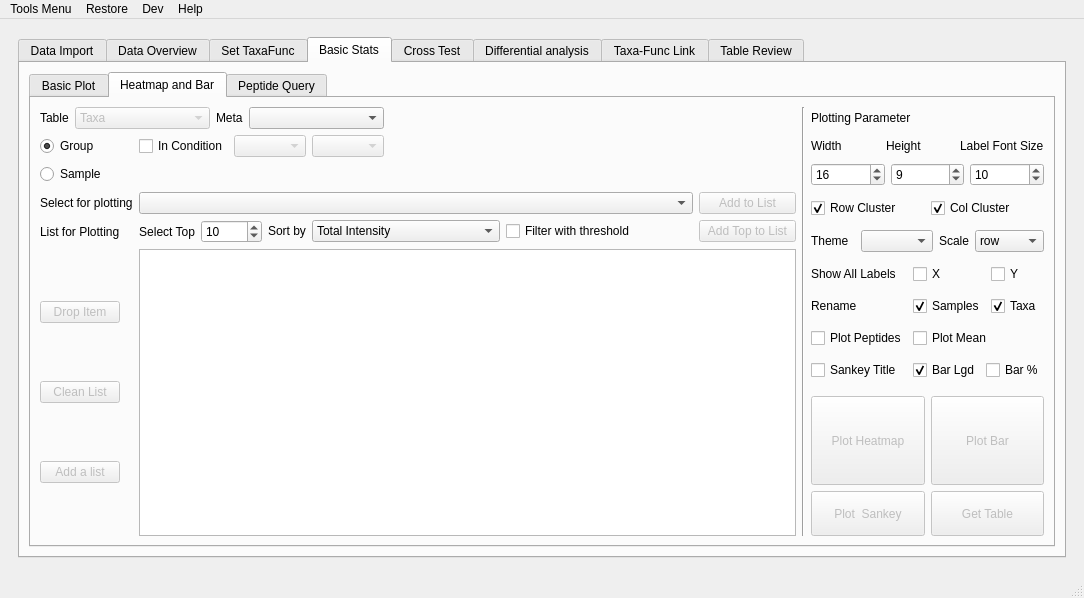
Before: the Qt Designer form utils/MetaX_GUI/MainWindow.ui in byemaxx/MetaX, drawn with Qt 5.
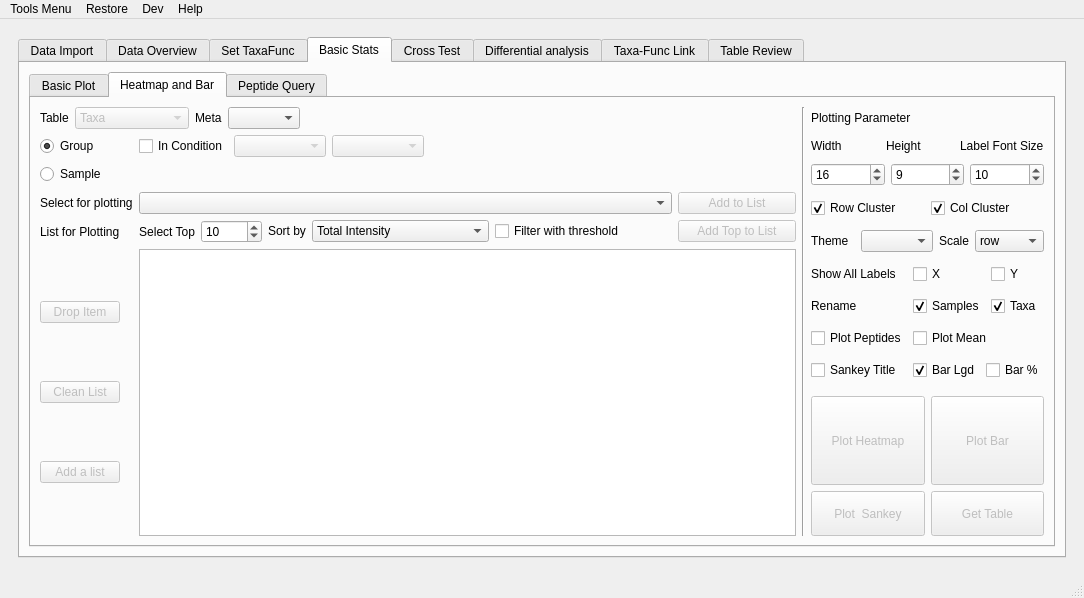
After: the same form once the commit is applied. The open tabs and pages were chosen to show the change.

Commit message: - Fix: Fixed the bug of when select in condition, the add top and plot function was not filtered.

What changed in the file:
```diff
--- a/utils/MetaX_GUI/MainWindow.ui
+++ b/utils/MetaX_GUI/MainWindow.ui
@@ -2638,37 +2638,6 @@
                   </item>
                  </layout>
                 </item>
-                <item row="1" column="1">
-                 <layout class="QHBoxLayout" name="horizontalLayout_26">
-                  <item>
-                   <widget class="QCheckBox" name="checkBox_basic_heatmap_in_condition">
-                    <property name="sizePolicy">
-                     <sizepolicy hsizetype="Minimum" vsizetype="Fixed">
-                      <horstretch>0</horstretch>
-                      <verstretch>0</verstretch>
-                     </sizepolicy>
-                    </property>
-                    <property name="text">
-                     <string>In Condition</string>
-                    </property>
-                   </widget>
-                  </item>
-                  <item>
-                   <widget class="QComboBox" name="comboBox_basic_heatmap_condition_meta">
-                    <property name="enabled">
-                     <bool>false</bool>
-                    </property>
-                   </widget>
-                  </item>
-                  <item>
-                   <widget class="QComboBox" name="comboBox_basic_heatmap_condition_group">
-                    <property name="enabled">
-                     <bool>false</bool>
-                    </property>
-                   </widget>
-                  </item>
-                 </layout>
-                </item>
                 <item row="6" column="9">
                  <layout class="QGridLayout" name="gridLayout_39">
                   <item row="2" column="1">
@@ -2868,9 +2837,6 @@
                   </item>
                  </layout>
                 </item>
-                <item row="1" column="2" colspan="4">
-                 <layout class="QVBoxLayout" name="verticalLayout_basic_heatmap_group"/>
-                </item>
                 <item row="0" column="0" colspan="2">
                  <layout class="QHBoxLayout" name="horizontalLayout_28">
                   <item>
@@ -2964,6 +2930,46 @@
                 <item row="2" column="1" colspan="5">
                  <layout class="QVBoxLayout" name="verticalLayout_basic_heatmap_sample"/>
                 </item>
+                <item row="1" column="3" colspan="3">
+                 <layout class="QVBoxLayout" name="verticalLayout_basic_heatmap_group"/>
+                </item>
+                <item row="1" column="1" colspan="2">
+                 <layout class="QHBoxLayout" name="horizontalLayout_26">
+                  <item>
+                   <widget class="QCheckBox" name="checkBox_basic_heatmap_in_condition">
+                    <property name="sizePolicy">
+                     <sizepolicy hsizetype="Fixed" vsizetype="Fixed">
+                      <horstretch>0</horstretch>
+                      <verstretch>0</verstretch>
+                     </sizepolicy>
+                    </property>
+                    <property name="text">
+                     <string>In Condition</string>
+                    </property>
+                   </widget>
+                  </item>
+                  <item>
+                   <widget class="QComboBox" name="comboBox_basic_heatmap_condition_meta">
+                    <property name="enabled">
+                     <bool>false</bool>
+                    </property>
+                   </widget>
+                  </item>
+                  <item>
+                   <widget class="QComboBox" name="comboBox_basic_heatmap_condition_group">
+                    <property name="enabled">
+                     <bool>false</bool>
+                    </property>
+                    <property name="sizePolicy">
+                     <sizepolicy hsizetype="Preferred" vsizetype="Fixed">
+                      <horstretch>0</horstretch>
+                      <verstretch>0</verstretch>
+                     </sizepolicy>
+                    </property>
+                   </widget>
+                  </item>
+                 </layout>
+                </item>
                </layout>
               </widget>
               <widget class="QWidget" name="tab_10">
```
Left out of the diff: 6 changed lines with no effect on the pictures. The commit also changes 5 other files.
